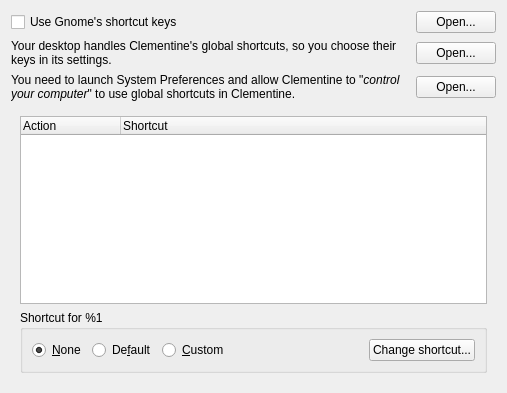
First picture: the form in src/ui/globalshortcutssettingspage.ui, repository clementine-player/Clementine, before the edit.
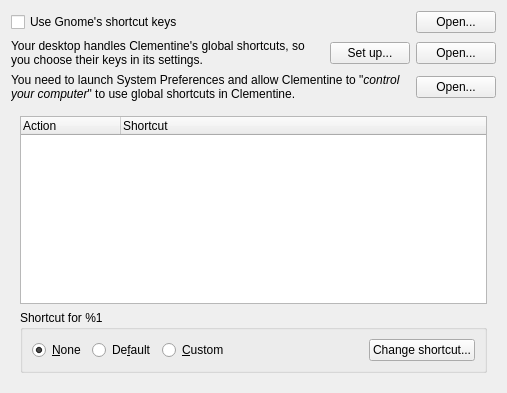
Second picture: the form after the edit. Icons and pictures are not drawn.

Commit message: Set up Wayland portal shortcuts from the settings, not at startup

```diff
--- a/src/ui/globalshortcutssettingspage.ui
+++ b/src/ui/globalshortcutssettingspage.ui
@@ -87,6 +87,13 @@
         </property>
        </widget>
       </item>
+      <item>
+       <widget class="QPushButton" name="portal_set_up">
+        <property name="text">
+         <string>Set up...</string>
+        </property>
+       </widget>
+      </item>
       <item>
        <widget class="QPushButton" name="portal_open">
         <property name="text">
```
The commit also changes 7 other files.
